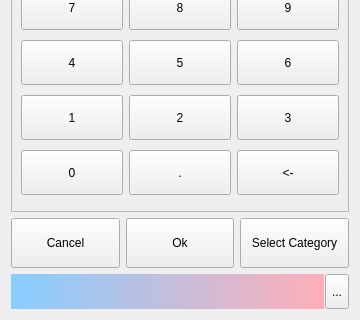
First picture: the form in src/dlgsettime.ui, repository ic005k/Knot-Legacy, before the edit; both pictures show x 0 to 360 and y 370 to 690 of the 360 by 690 pixel window.
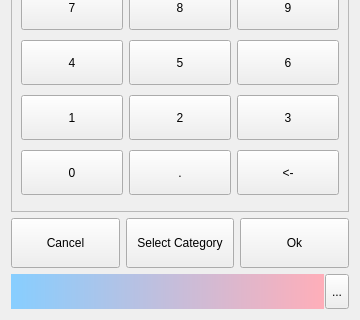
Second picture: the form after the edit. Icons and pictures are not drawn.

What changed in the file:
```diff
--- a/src/dlgsettime.ui
+++ b/src/dlgsettime.ui
@@ -545,25 +545,6 @@
        </property>
       </widget>
      </item>
-     <item>
-      <widget class="QToolButton" name="btnOk">
-       <property name="sizePolicy">
-        <sizepolicy hsizetype="Preferred" vsizetype="Fixed">
-         <horstretch>0</horstretch>
-         <verstretch>0</verstretch>
-        </sizepolicy>
-       </property>
-       <property name="minimumSize">
-        <size>
-         <width>0</width>
-         <height>50</height>
-        </size>
-       </property>
-       <property name="text">
-        <string>Ok</string>
-       </property>
-      </widget>
-     </item>
      <item>
       <widget class="QToolButton" name="btnCustom">
        <property name="sizePolicy">
@@ -583,6 +564,25 @@
        </property>
       </widget>
      </item>
+     <item>
+      <widget class="QToolButton" name="btnOk">
+       <property name="sizePolicy">
+        <sizepolicy hsizetype="Preferred" vsizetype="Fixed">
+         <horstretch>0</horstretch>
+         <verstretch>0</verstretch>
+        </sizepolicy>
+       </property>
+       <property name="minimumSize">
+        <size>
+         <width>0</width>
+         <height>50</height>
+        </size>
+       </property>
+       <property name="text">
+        <string>Ok</string>
+       </property>
+      </widget>
+     </item>
     </layout>
    </item>
    <item>
```
